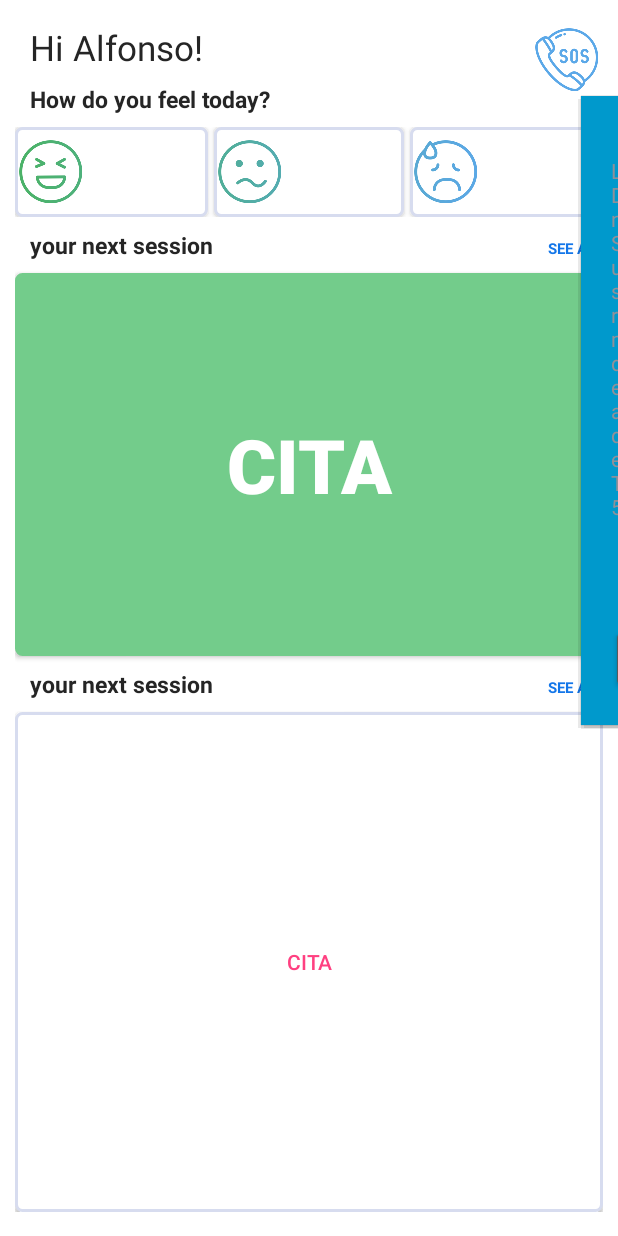
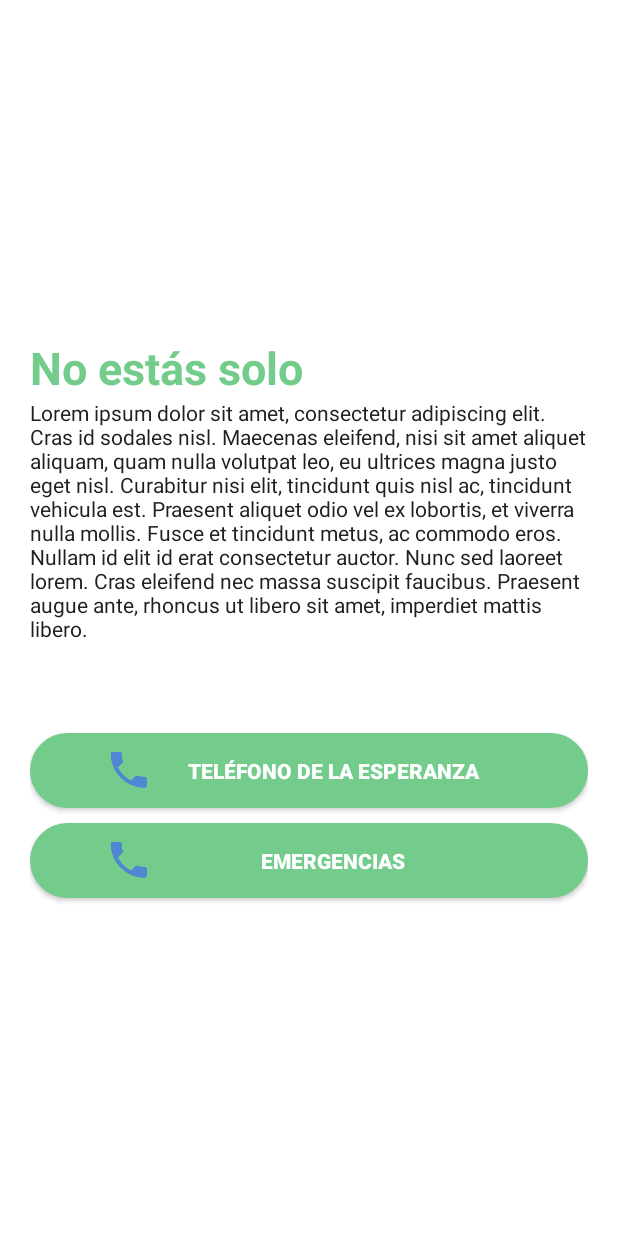
Before and after one commit to Fonsi20/Android---Aurora, an Android app: the screen it shows after launch (MainActivity before the commit, AyudaActivity after it), after a tap on an icon or button, on a phone screen of 412 x 824 dp. Run offline under Robolectric (Android 15) with nearby library versions, the phone set to English and light mode, and no system bars.

Commit message:
Ventana Emergencias Ventana emergencias terminada, los eventos de los botones de llamada están listos y funcionando. Falta revisión de colores.

```diff
--- a/app/build.gradle
+++ b/app/build.gradle
@@ -25,6 +25,7 @@
         exclude group: 'com.android.support', module: 'support-annotations'
     })
     compile 'com.android.support:appcompat-v7:24.2.1'
+    compile 'com.android.support.constraint:constraint-layout:1.0.2'
     testCompile 'junit:junit:4.12'
 }
 
--- a/app/src/main/AndroidManifest.xml
+++ b/app/src/main/AndroidManifest.xml
@@ -8,24 +8,25 @@
         android:label="@string/app_name"
         android:supportsRtl="true"
         android:theme="@style/Theme.AppCompat.NoActionBar">
-
         <activity
             android:name=".Pantallas.MainActivity"
             android:screenOrientation="portrait">
             <intent-filter>
                 <action android:name="android.intent.action.RUN" />
+
                 <category android:name="android.intent.category.ALTERNATIVE" />
             </intent-filter>
         </activity>
-
         <activity
             android:name=".SplashActivity"
             android:screenOrientation="portrait">
             <intent-filter>
                 <action android:name="android.intent.action.MAIN" />
+
                 <category android:name="android.intent.category.LAUNCHER" />
             </intent-filter>
         </activity>
-
+        <activity android:name="com.example.a16alfonsofa.holamundo.AyudaActivity"></activity>
     </application>
+    <uses-permission android:name="android.permission.CALL_PHONE"></uses-permission>
 </manifest>
--- a/app/src/main/java/com/example/a16alfonsofa/aurora01/Pantallas/MainActivity.java
+++ b/app/src/main/java/com/example/a16alfonsofa/aurora01/Pantallas/MainActivity.java
@@ -1,11 +1,13 @@
 package com.example.a16alfonsofa.aurora01.Pantallas;
 
+import android.content.Intent;
 import android.support.v7.app.AppCompatActivity;
 import android.os.Bundle;
 import android.view.*;
 import android.widget.*;
 
 import com.example.a16alfonsofa.aurora01.R;
+import com.example.a16alfonsofa.holamundo.AyudaActivity;
 
 public class MainActivity extends AppCompatActivity {
 
@@ -35,22 +37,8 @@
 
             @Override
             public void onClick(View arg0) {
-                layoutInflater = (LayoutInflater) getBaseContext().getSystemService(LAYOUT_INFLATER_SERVICE);
-                popupView = layoutInflater.inflate(R.layout.emergency_phones, null);
-                popupWindow = new PopupWindow(popupView, RadioGroup.LayoutParams.WRAP_CONTENT,
-                        RadioGroup.LayoutParams.WRAP_CONTENT);
-
-                btn_Cerrar = (Button) popupView.findViewById(R.id.id_cerrar);
-                btn_Cerrar.setOnClickListener(new Button.OnClickListener() {
-
-                    @Override
-                    public void onClick(View v) {
-                        popupWindow.dismiss();
-                    }
-                });
-
-                popupWindow.showAsDropDown(btn_Abrir_Popup, 50, 0);
-
+                Intent i = new Intent(MainActivity.this, AyudaActivity.class);
+                startActivity(i);
             }
         });
     }
--- /dev/null
+++ b/app/src/main/java/com/example/a16alfonsofa/holamundo/AyudaActivity.java
@@ -0,0 +1,58 @@
+package com.example.a16alfonsofa.holamundo;
+
+import android.content.Intent;
+import android.content.pm.PackageManager;
+import android.net.Uri;
+import android.os.Build;
+import android.support.v7.app.AppCompatActivity;
+import android.os.Bundle;
+import android.view.View;
+import android.widget.Button;
+
+import com.example.a16alfonsofa.aurora01.R;
+
+public class AyudaActivity extends AppCompatActivity {
+
+    private static final int LLAMADA_TELEFONO = 1;
+    private Button btn1;
+    private Button btn2;
+
+    @Override
+    protected void onCreate(Bundle savedInstanceState) {
+        super.onCreate(savedInstanceState);
+        setContentView(R.layout.activity_ayuda);
+
+        btn1 = (Button) findViewById(R.id.btnEspeTlf);
+        btn2 = (Button) findViewById(R.id.btn911);
+    }
+
+    public void llamarTlfEspe(View v) {
+        if (Build.VERSION.SDK_INT >= 23) {
+            if (checkSelfPermission(android.Manifest.permission.CALL_PHONE) == PackageManager.PERMISSION_GRANTED) {
+                Intent i = new Intent(Intent.ACTION_CALL, Uri.parse("tel:(+34)900110011"));
+                startActivity(i);
+            } else {
+                requestPermissions(new String[]{android.Manifest.permission.CALL_PHONE}, LLAMADA_TELEFONO);
+            }
+        } else {
+            Intent i = new Intent(Intent.ACTION_CALL, Uri.parse("tel:(+34)986110011"));
+            startActivity(i);
+        }
+
+    }
+
+    public void llamarTlf911(View v) {
+        if (Build.VERSION.SDK_INT >= 23) {
+            if (checkSelfPermission(android.Manifest.permission.CALL_PHONE) == PackageManager.PERMISSION_GRANTED) {
+                Intent i = new Intent(Intent.ACTION_CALL, Uri.parse("tel:(+34)911"));
+                startActivity(i);
+            } else {
+                requestPermissions(new String[]{android.Manifest.permission.CALL_PHONE}, LLAMADA_TELEFONO);
+            }
+        } else {
+            Intent i = new Intent(Intent.ACTION_CALL, Uri.parse("tel:(+34)986110011"));
+            startActivity(i);
+        }
+
+    }
+}
--- /dev/null
+++ b/app/src/main/res/drawable/boton_redondo2.xml
@@ -0,0 +1,11 @@
+<?xml version="1.0" encoding="utf-8"?>
+<shape xmlns:android="http://schemas.android.com/apk/res/android">
+    android:shape="rectangle">
+    <size
+        android:width="@dimen/height_bottom"
+        android:height="@dimen/height_bottom" />
+
+    <corners android:radius="50dp" />
+    <solid android:color="@color/colorvacio"/>
+
+</shape>
--- /dev/null
+++ b/app/src/main/res/layout/activity_ayuda.xml
@@ -0,0 +1,54 @@
+<?xml version="1.0" encoding="utf-8"?>
+<LinearLayout xmlns:android="http://schemas.android.com/apk/res/android"
+    xmlns:app="http://schemas.android.com/apk/res-auto"
+    xmlns:tools="http://schemas.android.com/tools"
+    android:layout_width="match_parent"
+    android:layout_height="match_parent"
+    android:background="#fff"
+    android:gravity="center"
+    android:orientation="vertical"
+    android:padding="20dp"
+    tools:context="com.example.a16alfonsofa.holamundo.AyudaActivity">
+
+    <TextView
+        android:layout_width="match_parent"
+        android:layout_height="wrap_content"
+        android:text="@string/tituloayuda"
+        android:textColor="@color/colorvacio"
+        android:textSize="30sp"
+        android:textStyle="bold" />
+
+    <TextView
+        android:id="@+id/textView"
+        android:layout_width="match_parent"
+        android:layout_height="wrap_content"
+        android:text="@string/texttoayuda"
+        android:textColor="#202020" />
+
+    <Button
+        android:id="@+id/btnEspeTlf"
+        android:layout_width="match_parent"
+        android:layout_height="wrap_content"
+        android:layout_marginTop="60dp"
+        android:background="@drawable/boton_redondo2"
+        android:drawableLeft="@drawable/ic_action_name"
+        android:onClick="llamarTlfEspe"
+        android:paddingLeft="50dp"
+        android:paddingRight="50dp"
+        android:text="Teléfono de la esperanza"
+        android:textStyle="bold" />
+
+    <Button
+        android:id="@+id/btn911"
+        android:layout_width="match_parent"
+        android:layout_height="wrap_content"
+        android:layout_marginTop="10dp"
+        android:background="@drawable/boton_redondo2"
+        android:drawableLeft="@drawable/ic_action_name"
+        android:onClick="llamarTlf911"
+        android:paddingLeft="50dp"
+        android:paddingRight="50dp"
+        android:text="Emergencias"
+        android:textStyle="bold" />
+
+</LinearLayout>
--- a/app/src/main/res/layout/emergency_phones.xml
+++ /dev/null
@@ -1,52 +0,0 @@
-<?xml version="1.0" encoding="utf-8"?>
-<LinearLayout xmlns:android="http://schemas.android.com/apk/res/android"
-    android:layout_width="wrap_content"
-    android:layout_height="wrap_content"
-    android:gravity="center"
-    android:background="@android:color/white"
-    android:orientation="vertical">
-
-    <LinearLayout
-        android:layout_width="wrap_content"
-        android:layout_height="wrap_content"
-        android:layout_marginTop="0dp"
-        android:background="@android:color/holo_blue_dark"
-        android:orientation="vertical">
-
-        <LinearLayout
-            android:layout_width="wrap_content"
-            android:layout_height="wrap_content"
-            android:layout_margin="20dp"
-            android:layout_marginLeft="40dp"
-            android:layout_marginTop="40dp"
-            android:orientation="vertical">
-
-            <TextView
-                android:layout_marginTop="20dp"
-                android:layout_marginBottom="20dp"
-                android:id="@+id/textView"
-                android:layout_width="wrap_content"
-                android:layout_height="wrap_content"
-                android:text="Lorem ipsum dolor sit amet, consectetur adipiscing elit. Donec euismod erat ex, sed sodales ligula diam varius nunc.
-
-Nunc sit amet dignissim urna, eu mollis lorem. Sed consequat nunc sit amet blandit dapibus. Integer ullamcorper pulvinar metus et imperdiet. Nunc pharetra nisi sit amet vehicula tempus. Suspendisse quis odio fringilla, rhoncus nisi ac, dictum nibh. Mauris euismod risus id metus bibendum interdum eget in massa. Quisque eu mi dictum, semper nisl at, mattis urna.
-
-Aliquam posuere turpis eu tristique feugiat. Curabitur id dolor posuere, dictum augue a, accumsan ex. Morbi felis felis, dictum vel justo quis, ultrices fringilla ipsum. Vestibulum rutrum tempus enim non vestibulum.
-
- Tlf. Lorem ipsum  +35 555 25 45 45
- Tlf. Lorem ipsum  +35 555 25 45 45
- Tlf. Lorem ipsum  +35 555 25 45 45" />
-
-            <ImageView
-                android:layout_width="fill_parent"
-                android:layout_height="wrap_content"
-                android:src="@mipmap/ic_launcher" />
-
-            <Button
-                android:id="@+id/id_cerrar"
-                android:layout_width="fill_parent"
-                android:layout_height="wrap_content"
-                android:text="Cerrar" />
-        </LinearLayout>
-    </LinearLayout>
-</LinearLayout>
--- a/app/src/main/res/values/strings.xml
+++ b/app/src/main/res/values/strings.xml
@@ -1,3 +1,5 @@
 <resources>
     <string name="app_name">Aurora</string>
+    <string name="tituloayuda">No estás solo</string>
+    <string name="texttoayuda">Lorem ipsum dolor sit amet, consectetur adipiscing elit. Cras id sodales nisl. Maecenas eleifend, nisi sit amet aliquet aliquam, quam nulla volutpat leo, eu ultrices magna justo eget nisl. Curabitur nisi elit, tincidunt quis nisl ac, tincidunt vehicula est. Praesent aliquet odio vel ex lobortis, et viverra nulla mollis. Fusce et tincidunt metus, ac commodo eros. Nullam id elit id erat consectetur auctor. Nunc sed laoreet lorem. Cras eleifend nec massa suscipit faucibus. Praesent augue ante, rhoncus ut libero sit amet, imperdiet mattis libero. </string>
 </resources>
```
